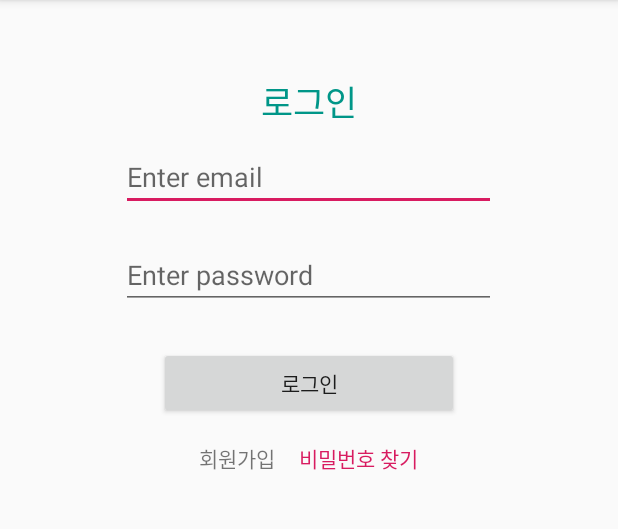
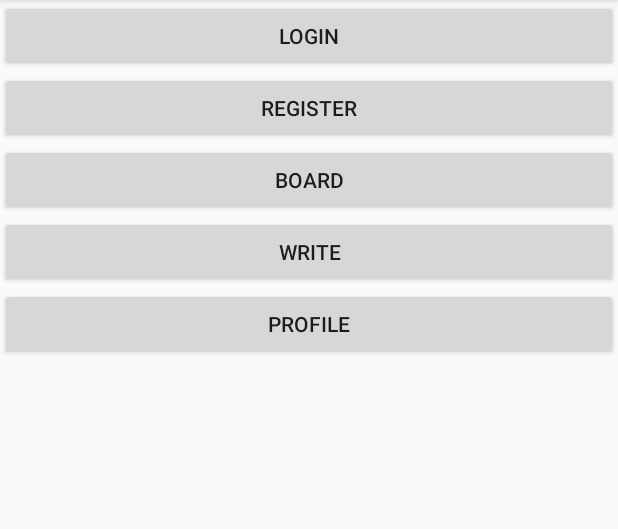
Before and after one commit to devsungmin/Mobile-SW-Project, an Android app: the screen it shows after launch (LoginActivity before the commit, HomeActivity after it), on a phone screen of 412 x 824 dp, the part 84-613 px from its top. Run offline under Robolectric (Android 15) with nearby library versions, the phone set to English and light mode, and no system bars; our stand-ins replace Firebase (no records; nobody signed in at launch, a user with empty details on screens opened directly).

Commit message:
커뮤니티 구현 ing~

```diff
--- a/Example/shelter/app/build.gradle
+++ b/Example/shelter/app/build.gradle
@@ -23,11 +23,13 @@ dependencies {
     implementation fileTree(dir: 'libs', include: ['*.jar'])
     implementation 'androidx.appcompat:appcompat:1.1.0'
     implementation 'androidx.constraintlayout:constraintlayout:1.1.3'
-    implementation 'com.google.firebase:firebase-database:16.0.4'
+    implementation 'com.google.firebase:firebase-database:19.2.0'
     implementation 'com.google.firebase:firebase-auth:19.1.0'
     implementation 'com.google.android.gms:play-services-auth:17.0.0'
     testImplementation 'junit:junit:4.12'
     androidTestImplementation 'androidx.test.ext:junit:1.1.1'
     androidTestImplementation 'androidx.test.espresso:espresso-core:3.2.0'
     implementation 'androidx.recyclerview:recyclerview:1.0.0'
+    implementation 'com.github.bumptech.glide:glide:4.10.0'
+    annotationProcessor 'com.github.bumptech.glide:compiler:4.10.0'
 }
--- /dev/null
+++ b/Example/shelter/app/src/main/java/com/example/shelter/HomeActivity.java
@@ -0,0 +1,65 @@
+package com.example.shelter;
+
+import android.app.Activity;
+import android.content.Intent;
+import android.os.Bundle;
+import android.view.View;
+import android.widget.Button;
+
+import androidx.appcompat.app.AppCompatActivity;
+
+import com.google.firebase.auth.FirebaseAuth;
+
+public class HomeActivity extends AppCompatActivity {
+    FirebaseAuth firebaseAuth;
+    Button button,button2,button3,button4,button5;
+    @Override
+    protected void onCreate(Bundle savedInstanceState) {
+        super.onCreate(savedInstanceState);
+        setContentView(R.layout.activity_home);
+
+        button = (Button) findViewById(R.id.button);
+        button2 = (Button) findViewById(R.id.button2);
+        button3 = (Button) findViewById(R.id.button3);
+        button4 = (Button) findViewById(R.id.button4);
+        button5 = (Button) findViewById(R.id.button5);
+
+        button.setOnClickListener(new Button.OnClickListener(){
+
+            @Override
+            public void onClick(View v) {
+                startActivity(new Intent(HomeActivity.this, LoginActivity.class));
+            }
+        });
+        button2.setOnClickListener(new Button.OnClickListener(){
+
+            @Override
+            public void onClick(View v) {
+                startActivity(new Intent(HomeActivity.this, RegisterActivity.class));
+            }
+        });
+        button3.setOnClickListener(new Button.OnClickListener(){
+
+            @Override
+            public void onClick(View v) {
+                startActivity(new Intent(HomeActivity.this, BoardActivity.class));
+            }
+        });
+        button4.setOnClickListener(new Button.OnClickListener(){
+
+            @Override
+            public void onClick(View v) {
+                startActivity(new Intent(HomeActivity.this, WriteActivity.class));
+            }
+        });
+        button5.setOnClickListener(new Button.OnClickListener(){
+
+            @Override
+            public void onClick(View v) {
+                startActivity(new Intent(HomeActivity.this, ProfileActivity.class));
+            }
+        });
+
+    }
+
+}
--- a/Example/shelter/app/src/main/java/com/example/shelter/LoginActivity.java
+++ b/Example/shelter/app/src/main/java/com/example/shelter/LoginActivity.java
@@ -24,7 +24,7 @@ public class LoginActivity extends AppCompatActivity implements View.OnClickList
     EditText editTextEmail;
     EditText editTextPassword;
     Button buttonSignin;
-    TextView textviewSingin;
+    TextView textviewSignin;
     TextView textviewMessage;
     TextView textviewFindPassword;
     ProgressDialog progressDialog;
@@ -48,7 +48,7 @@ public class LoginActivity extends AppCompatActivity implements View.OnClickList
         //initializing views
         editTextEmail = (EditText) findViewById(R.id.editTextEmail);
         editTextPassword = (EditText) findViewById(R.id.editTextPassword);
-        textviewSingin= (TextView) findViewById(R.id.textViewSignin);
+        textviewSignin= (TextView) findViewById(R.id.textViewSignin);
         textviewMessage = (TextView) findViewById(R.id.textviewMessage);
         textviewFindPassword = (TextView) findViewById(R.id.textViewFindpassword);
         buttonSignin = (Button) findViewById(R.id.buttonSignup);
@@ -56,7 +56,7 @@ public class LoginActivity extends AppCompatActivity implements View.OnClickList
 
         //button click event
         buttonSignin.setOnClickListener(this);
-        textviewSingin.setOnClickListener(this);
+        textviewSignin.setOnClickListener(this);
         textviewFindPassword.setOnClickListener(this);
     }
 
@@ -101,7 +101,7 @@ public class LoginActivity extends AppCompatActivity implements View.OnClickList
         if(view == buttonSignin) {
             userLogin();
         }
-        if(view == textviewSingin) {
+        if(view == textviewSignin) {
             finish();
             startActivity(new Intent(this, RegisterActivity.class));
         }
--- a/Example/shelter/app/src/main/java/com/example/shelter/ProfileActivity.java
+++ b/Example/shelter/app/src/main/java/com/example/shelter/ProfileActivity.java
@@ -43,7 +43,7 @@ public class ProfileActivity extends AppCompatActivity implements View.OnClickLi
         firebaseAuth = FirebaseAuth.getInstance();
         //유저가 로그인 하지 않은 상태라면 null 상태이고 이 액티비티를 종료하고 로그인 액티비티를 연다.
         if(firebaseAuth.getCurrentUser() == null) {
-            finish();
+            //finish();
             startActivity(new Intent(this, LoginActivity.class));
         }
 
--- /dev/null
+++ b/Example/shelter/app/src/main/res/layout/activity_home.xml
@@ -0,0 +1,35 @@
+<?xml version="1.0" encoding="utf-8"?>
+<LinearLayout xmlns:android="http://schemas.android.com/apk/res/android"
+    android:orientation="vertical" android:layout_width="match_parent"
+    android:layout_height="match_parent">
+
+    <Button
+        android:id="@+id/button"
+        android:layout_width="match_parent"
+        android:layout_height="wrap_content"
+        android:text="Login" />
+
+    <Button
+        android:id="@+id/button2"
+        android:layout_width="match_parent"
+        android:layout_height="wrap_content"
+        android:text="Register" />
+
+    <Button
+        android:id="@+id/button3"
+        android:layout_width="match_parent"
+        android:layout_height="wrap_content"
+        android:text="Board" />
+
+    <Button
+        android:id="@+id/button4"
+        android:layout_width="match_parent"
+        android:layout_height="wrap_content"
+        android:text="Write" />
+
+    <Button
+        android:id="@+id/button5"
+        android:layout_width="match_parent"
+        android:layout_height="wrap_content"
+        android:text="Profile" />
+</LinearLayout>
--- a/Example/shelter/build.gradle
+++ b/Example/shelter/build.gradle
@@ -8,7 +8,7 @@ buildscript {
     }
     dependencies {
         classpath 'com.android.tools.build:gradle:3.5.1'
-        classpath 'com.google.gms:google-services:4.2.0'
+        classpath 'com.google.gms:google-services:4.3.2'
 
         // NOTE: Do not place your application dependencies here; they belong
         // in the individual module build.gradle files
```
Also changed, not shown: Example/shelter/app/src/main/AndroidManifest.xml (+9 -6 lines), Example/shelter/app/src/main/java/com/example/shelter/Board.java (added, +85 -0 lines), Example/shelter/app/src/main/java/com/example/shelter/BoardActivity.java (added, +80 -0 lines), Example/shelter/app/src/main/java/com/example/shelter/BoardAdapter.java (added, +71 -0 lines), Example/shelter/app/src/main/java/com/example/shelter/WriteActivity.java (added, +114 -0 lines), Example/shelter/app/src/main/res/layout/activity_board.xml (added, +46 -0 lines), Example/shelter/app/src/main/res/layout/activity_write.xml (added, +60 -0 lines), Example/shelter/app/src/main/res/layout/item_board.xml (added, +69 -0 lines).
